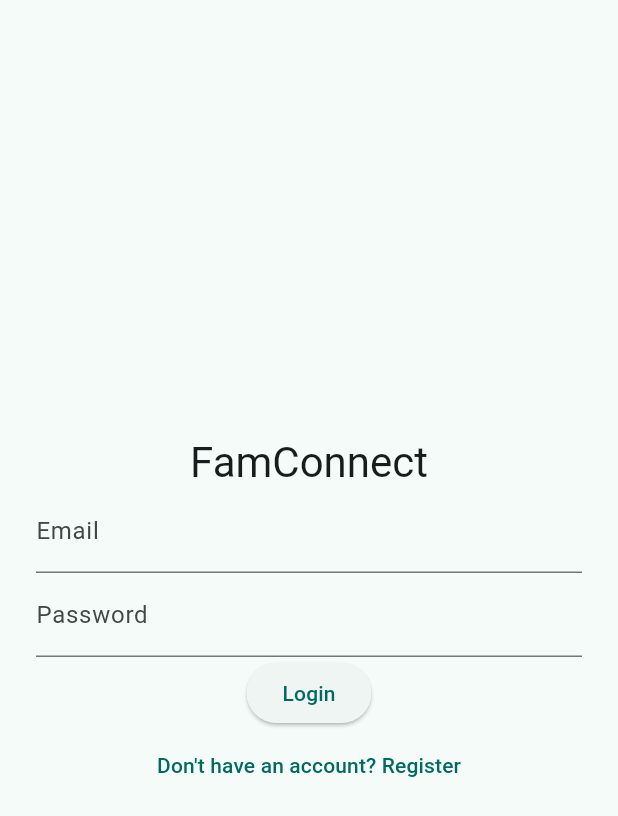
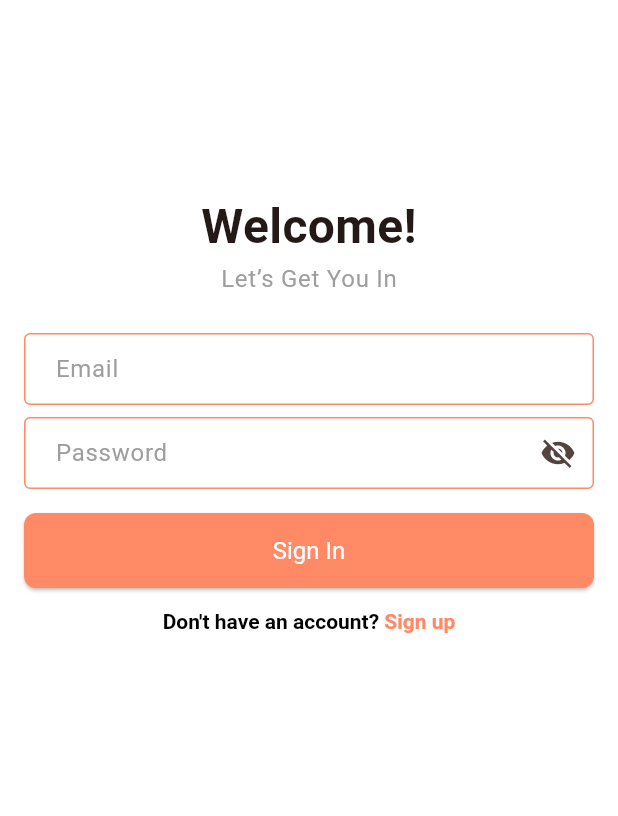
Before and after one commit to PoramaChowdhury/famconnect, a Flutter app: the screen it shows after launch, on a phone screen of 412 x 824 dp. Shown: the top 816 px of the screen. Run offline on Flutter 3.47's test engine with Material 3 defaults, Android fonts, the phone set to English and light mode, and no system bars; our stand-ins replace cloud_firestore, firebase_auth, firebase_core, get, google_fonts, lottie and 1 more; missing offline and left inert: custom_line_indicator_bottom_navbar, encrypt; accounts and stored records are empty.

```diff
--- a/lib/features/auth/ui/screens/login_screen.dart
+++ b/lib/features/auth/ui/screens/login_screen.dart
@@ -1,52 +1,151 @@
-import 'package:famconnect/features/auth/ui/screens/register_screen.dart';
+import 'package:famconnect/app/app_colors.dart';
+import 'package:famconnect/features/auth/services/auth_service.dart';
+import 'package:flutter/gestures.dart';
 import 'package:flutter/material.dart';
-import 'package:firebase_auth/firebase_auth.dart';
+import 'package:get/get.dart';
+import 'package:google_fonts/google_fonts.dart';
 
-class LoginScreen extends StatelessWidget {
-  final emailController = TextEditingController();
-  final passwordController = TextEditingController();
+class LogInScreen extends StatefulWidget {
+  const LogInScreen({super.key});
+  static const String name = '/log-in';
 
-  Future<void> signIn(BuildContext context) async {
-    try {
-      await FirebaseAuth.instance.signInWithEmailAndPassword(
-        email: emailController.text.trim(),
-        password: passwordController.text.trim(),
-      );
-    } catch (e) {
-      ScaffoldMessenger.of(context).showSnackBar(SnackBar(content: Text("Login failed")));
-    }
+  @override
+  State<LogInScreen> createState() => _LogInScreenState();
+}
+
+class _LogInScreenState extends State<LogInScreen> {
+  final TextEditingController _emailTEController = TextEditingController();
+  final TextEditingController _passwordTEController = TextEditingController();
+  final GlobalKey<FormState> _formKey = GlobalKey<FormState>();
+
+  bool _obscurePassword = true;
+
+  @override
+  void dispose() {
+    _emailTEController.dispose();
+    _passwordTEController.dispose();
+    super.dispose();
   }
+
+  Future<void> _onTapSigninButton() async {
+    if (!_formKey.currentState!.validate()) return;
+
+    await AuthService().signin(
+      _emailTEController.text.trim(),
+      _passwordTEController.text,
+      context,
+    );
+
+  }
+
+
+  void _onTapSignUp() {
+    Get.toNamed('/sign-up');
+  }
+
+  // void _onTapForgetPasswordButton() {
+  //   Get.to(() => const ForgotPasswordScreen());
+  // }
 
   @override
   Widget build(BuildContext context) {
     return Scaffold(
-      body: Padding(
-        padding: const EdgeInsets.all(24),
+      body: SingleChildScrollView(
+        padding: const EdgeInsets.all(16),
         child: Column(
-          mainAxisAlignment: MainAxisAlignment.center,
           children: [
-            Text('FamConnect', style: Theme.of(context).textTheme.headlineMedium),
-            TextField(
-              controller: emailController,
-              decoration: InputDecoration(labelText: 'Email'),
+            const SizedBox(height: 88),
+            const SizedBox(height: 24),
+            Text(
+              'Welcome!',
+              style: GoogleFonts.dynaPuff(
+                fontSize: 32,
+                fontWeight: FontWeight.w600,
+                color: Theme.of(context).textTheme.titleLarge?.color ?? Colors.white,
+              ),
             ),
-            TextField(
-              controller: passwordController,
-              decoration: InputDecoration(labelText: 'Password'),
-              obscureText: true,
+            Text(
+              'Let’s Get You In',
+              style: Theme.of(context).textTheme.bodyLarge?.copyWith(color: Colors.grey),
             ),
+            const SizedBox(height: 24),
+            buildForm(),
+            const SizedBox(height: 16),
             ElevatedButton(
-              onPressed: () => signIn(context),
-              child: Text('Login'),
+              onPressed: _onTapSigninButton,
+              child: const Text('Sign In'),
             ),
-            TextButton(
-              onPressed: () => Navigator.push(context,
-                  MaterialPageRoute(builder: (_) => RegisterScreen())),
-              child: Text("Don't have an account? Register"),
-            )
+            const SizedBox(height: 14),
+            // TextButton(
+            //   onPressed: _onTapForgetPasswordButton,
+            //   child: const Text(
+            //     'Forgot your password?',
+            //     style: TextStyle(color: AppColors.themeColor),
+            //   ),
+            // ),
+            _buildSignUpSection(),
           ],
         ),
       ),
     );
   }
+
+  Widget buildForm() {
+    return Form(
+      key: _formKey,
+      child: Column(
+        children: [
+          TextFormField(
+            controller: _emailTEController,
+            keyboardType: TextInputType.emailAddress,
+            autovalidateMode: AutovalidateMode.onUserInteraction,
+            decoration: const InputDecoration(hintText: 'Email'),
+            validator: (value) {
+              if (value == null || value.trim().isEmpty) return 'Enter your email';
+              if (!value.contains('@') || !value.contains('.')) return 'Enter a valid email';
+              return null;
+            },
+          ),
+          const SizedBox(height: 8),
+          TextFormField(
+            controller: _passwordTEController,
+            obscureText: _obscurePassword,
+            autovalidateMode: AutovalidateMode.onUserInteraction,
+            decoration: InputDecoration(
+              hintText: 'Password',
+              suffixIcon: IconButton(
+                icon: Icon(_obscurePassword ? Icons.visibility_off : Icons.visibility),
+                onPressed: () => setState(() => _obscurePassword = !_obscurePassword),
+              ),
+            ),
+            validator: (value) {
+              if (value == null || value.trim().isEmpty) return 'Enter your password';
+              if (value.length < 8) return 'Password must be at least 8 characters';
+              return null;
+            },
+          ),
+        ],
+      ),
+    );
+  }
+
+  Widget _buildSignUpSection() {
+    return RichText(
+      text: TextSpan(
+        text: "Don't have an account? ",
+        style: TextStyle(
+          color: Theme.of(context).brightness == Brightness.dark ? Colors.white : Colors.black,
+          fontWeight: FontWeight.w600,
+          fontSize: 14,
+        ),
+        children: [
+          TextSpan(
+            text: 'Sign up',
+            style: const TextStyle(color: AppColors.themeColor),
+            recognizer: TapGestureRecognizer()..onTap = _onTapSignUp,
+          ),
+        ],
+      ),
+    );
+  }
 }
--- a/lib/features/home/ui/widgets/home_app_bar.dart
+++ b/lib/features/home/ui/widgets/home_app_bar.dart
@@ -114,7 +114,7 @@ class _HomeAppBarState extends State<HomeAppBar> {
           ),
           IconButton(
             onPressed: () async {
-              await AuthService().signOut();
+              await AuthService().signout(context);
             },
             icon: _buildLottieIcon(AssetsPath.logout),
           ),
--- a/lib/features/profiles/ui/screens/profile_screen.dart
+++ b/lib/features/profiles/ui/screens/profile_screen.dart
@@ -63,9 +63,9 @@ class _ProfileScreenState extends State<ProfileScreen> {
   Future<void> _saveProfile() async {
     try {
       final userModel = UserModel(
-        name: _firstNameTEController.text.trim(),
+        name: _firstNameTEController.text,
         email: _emailTEController.text.trim(),
-        phone: _phoneTEController.text.trim(),
+        phone: _phoneTEController.text,
         dob: _dob,
         isMarried: _isMarried,
         anniversary: _isMarried ? _anniversary : null,
--- a/lib/main.dart
+++ b/lib/main.dart
@@ -1,4 +1,4 @@
-import 'package:famconnect/features/auth/services/auth_service.dart';
+import 'package:famconnect/app/fam_connect_app.dart';
 import 'package:firebase_core/firebase_core.dart';
 import 'package:flutter/material.dart';
 
@@ -8,25 +8,3 @@ void main() async {
   await Firebase.initializeApp();
   runApp(FamConnectApp());
 }
-
-class FamConnectApp extends StatefulWidget {
-  const FamConnectApp({super.key});
-
-  @override
-  State<FamConnectApp> createState() => _FamConnectAppState();
-}
-
-class _FamConnectAppState extends State<FamConnectApp> {
-  @override
-  Widget build(BuildContext context) {
-    return MaterialApp(
-      debugShowCheckedModeBanner: false,
-      title: 'FamConnect',
-      theme: ThemeData(
-        colorScheme: ColorScheme.fromSeed(seedColor: Colors.teal),
-        useMaterial3: true,
-      ),
-      home: AuthService().handleAuthState(),
-    );
-  }
-}
```
Also changed, not shown: lib/features/auth/services/auth_service.dart (+98 -17 lines).
